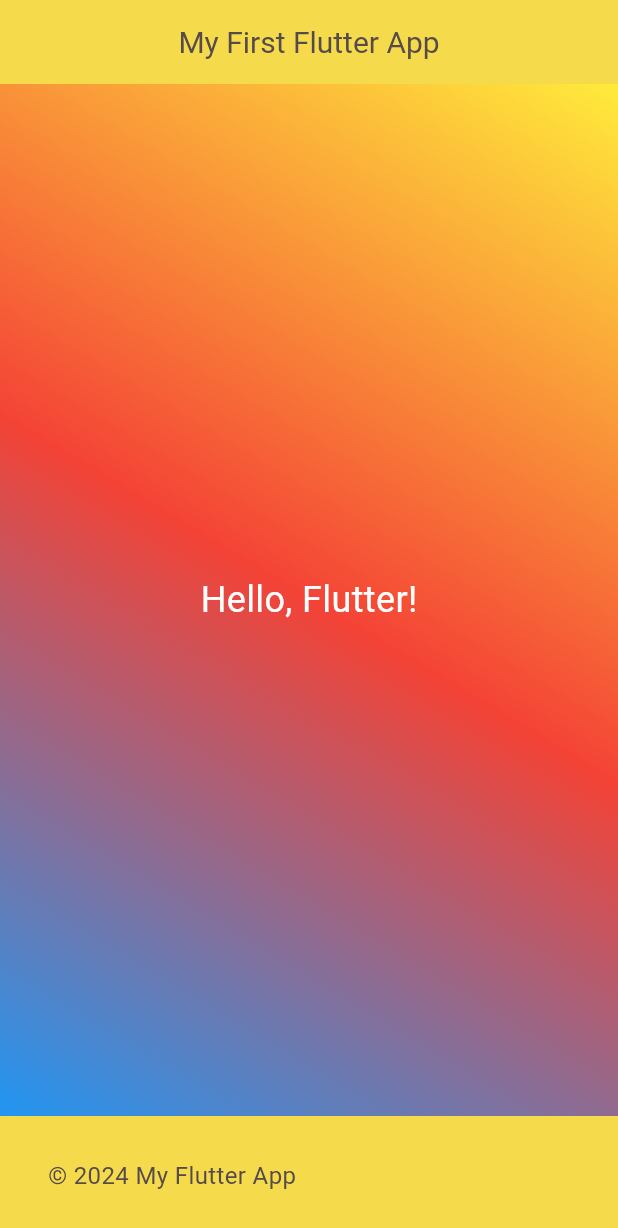
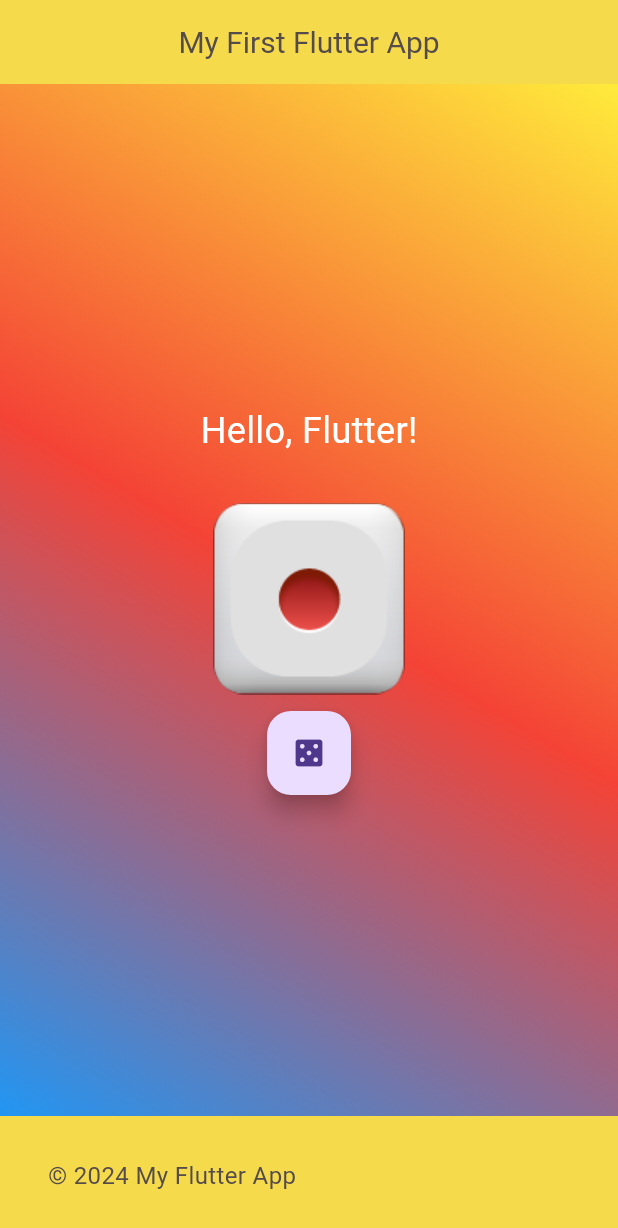
Before and after one commit to emp1re/my_first_flutter_app, a Flutter app: the screen it shows after launch, on a phone screen of 412 x 824 dp. Shown: the top 1228 px of the screen. Run offline on Flutter 3.47's test engine with Material 3 defaults, Android fonts, the phone set to English and light mode, and no system bars.

Commit message:
random dice

```diff
--- a/lib/presentation/welcome_screen.dart
+++ b/lib/presentation/welcome_screen.dart
@@ -1,25 +1,74 @@
+import 'dart:math';
+
 import 'package:flutter/material.dart';
+
+Map<int, String> diceMap = {
+  0: 'assets/images/1_dot.png',
+  1: 'assets/images/2_dots.png',
+  2: 'assets/images/3_dots.png',
+  3: 'assets/images/4_dots.png',
+  4: 'assets/images/5_dots.png',
+  5: 'assets/images/6_dots.png',
+};
 
 class WelcomeScreen extends StatelessWidget {
   const WelcomeScreen({super.key});
 
   @override
   Widget build(BuildContext context) {
+    final rand = Random(context.hashCode);
+    int num = 0;
     return Container(
       decoration: const BoxDecoration(
         gradient: LinearGradient(
           begin: Alignment.topRight,
           end: Alignment.bottomLeft,
-              colors: [
-                Colors.yellow,
-                Colors.red,
-                Colors.blue,
+          colors: [Colors.yellow, Colors.red, Colors.blue],
+        ),
+      ),
+      child: Center(
+        child: Column(
+          mainAxisAlignment: MainAxisAlignment.center,
+          children: [
+            const Text(
+              style: TextStyle(fontSize: 24, color: Colors.white),
+              'Hello, Flutter!',
+            ),
+            RandomDice()
           ],
         ),
       ),
-          child: Center(child: Text(
-            style: TextStyle(fontSize: 24, color: Colors.white),
-            'Hello, Flutter!')),
     );
   }
 }
+
+class RandomDice extends StatefulWidget {
+  const RandomDice({super.key});
+  @override
+  State<RandomDice> createState() => _RandomDiceState();
+}
+
+class _RandomDiceState extends State<RandomDice> {
+  final rand = Random();
+  int num = 0;
+
+  @override
+  Widget build(BuildContext context) {
+    return Container(
+      margin: const EdgeInsets.only(top: 20),
+      child: Column(
+        children: [
+          Image.asset(diceMap[num]!, width: 150, height: 150),
+          FloatingActionButton(
+            onPressed: () {
+              setState(() {
+                num = rand.nextInt(6);
+              });
+            },
+            child: const Icon(Icons.casino),
+          ),
+        ],
+      ),
+    );
+  }
+}
```
Also changed, not shown: pubspec.yaml (+6 -6 lines), assets/images/1_dot.png (renamed from assets/1_dot.png), assets/images/2_dots.png (renamed from assets/2_dots.png), assets/images/3_dots.png (renamed from assets/3_dots.png), assets/images/4_dots.png (renamed from assets/4_dots.png), assets/images/5_dots.png (renamed from assets/5_dots.png), assets/images/6_dots.png (renamed from assets/6_dots.png). Lines whose indentation alone changed are shown as unchanged.
